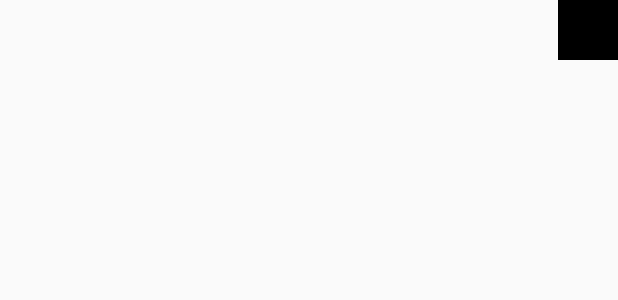
After one commit to refatIzi/my_android_project, an Android app: the layout iteam_terminal.xml on its own in the app's theme, with its tools: preview values and no code run, on a phone screen of 412 x 824 dp. The commit adds this screen. Shown: the top 300 px of the screen. Run offline under Robolectric (Android 15) with nearby library versions, the phone set to English and light mode, and no system bars.

Commit message:
python editor ssh for android Code editor (Python) for Android. This program works remotely with a computer using the SSH protocol. This program was designed for the Onion Omega single board computer.

```diff
--- /dev/null
+++ b/app/src/main/res/layout/iteam_terminal.xml
@@ -0,0 +1,36 @@
+<?xml version="1.0" encoding="utf-8"?>
+<RelativeLayout
+    xmlns:android="http://schemas.android.com/apk/res/android"
+    xmlns:app="http://schemas.android.com/apk/res-auto"
+    android:layout_width="match_parent"
+    android:layout_height="match_parent"
+    android:gravity="left"
+    >
+
+    <EditText
+        android:id="@+id/console"
+        android:layout_width="match_parent"
+        android:layout_height="wrap_content"
+        android:layout_alignParentStart="true"
+        android:layout_marginStart="0dp"
+        android:layout_toStartOf="@+id/butt"
+        android:backgroundTint="@android:color/transparent"
+        android:fastScrollEnabled="true"
+        android:fillViewport="true"
+        android:hyphenationFrequency="none"
+        android:scrollbars="vertical"
+        android:scrollHorizontally="true"
+        android:singleLine="false"
+        android:textColor="#dfd6cf"
+        android:textSize="13dp"
+        android:textStyle="bold"
+        android:typeface="monospace" />
+
+    <View
+        android:id="@+id/butt"
+        android:layout_width="40dp"
+        android:layout_height="40dp"
+        android:layout_alignParentEnd="true"
+        android:background="#000" />
+
+</RelativeLayout>
```
Also changed, not shown: app/src/main/java/com/example/testedit/terminal/Console.java (added, +17 -0 lines), app/src/main/java/com/example/testedit/terminal/Terminal.java (+36 -16 lines), app/src/main/java/com/example/testedit/terminal/TerminalAdapter.java (added, +41 -0 lines), app/src/main/res/layout/terminal_mode.xml (+11 -7 lines).
